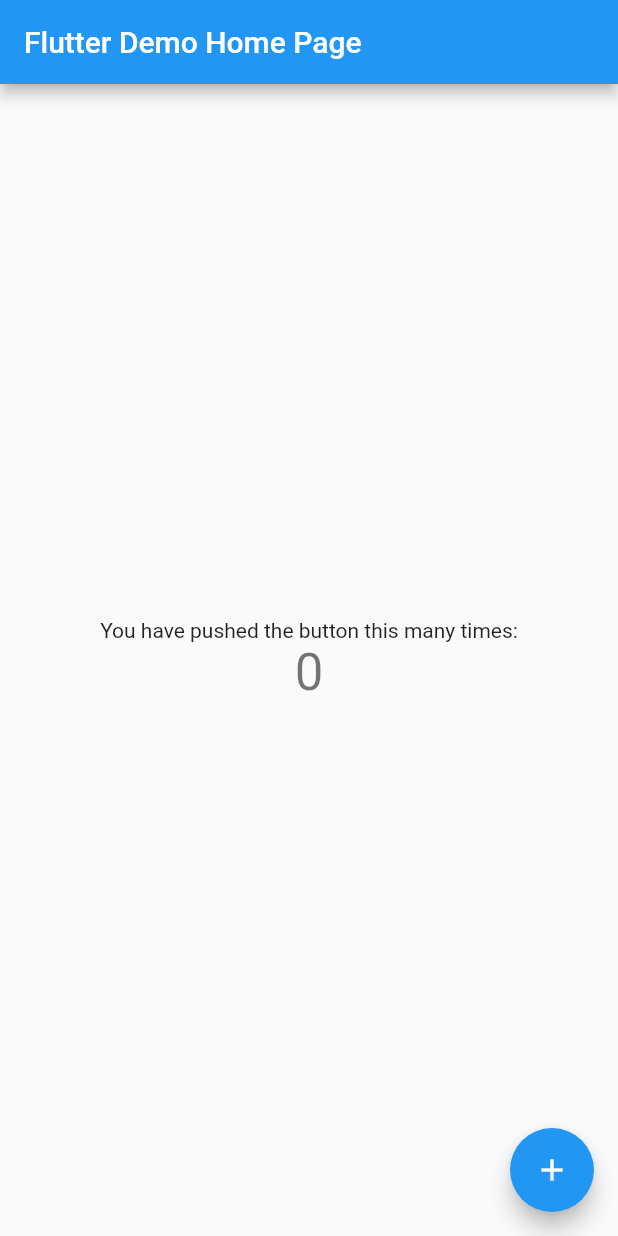
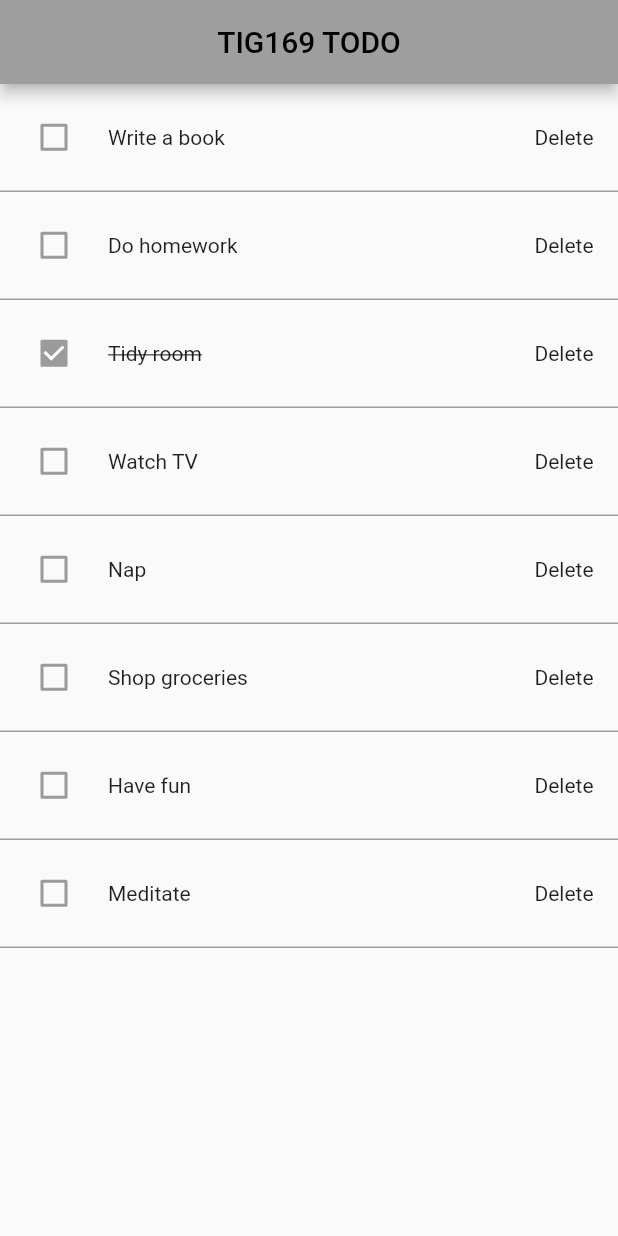
Before and after one commit to gu-tig169-ht21/guskarmajz, a Flutter app: the screen it shows after launch, on a phone screen of 412 x 824 dp. Run offline on Flutter 3.47's test engine with Material 2 defaults, Android fonts, the phone set to English and light mode, and no system bars.

Commit message:
Första commit

```diff
--- a/lib/main.dart
+++ b/lib/main.dart
@@ -11,24 +11,95 @@ class MyApp extends StatelessWidget {
   @override
   Widget build(BuildContext context) {
     return MaterialApp(
-      title: 'Flutter Demo',
+      title: 'TIG169 TODO',
       theme: ThemeData(
-        // This is the theme of your application.
-        //
-        // Try running your application with "flutter run". You'll see the
-        // application has a blue toolbar. Then, without quitting the app, try
-        // changing the primarySwatch below to Colors.green and then invoke
-        // "hot reload" (press "r" in the console where you ran "flutter run",
-        // or simply save your changes to "hot reload" in a Flutter IDE).
-        // Notice that the counter didn't reset back to zero; the application
-        // is not restarted.
-        primarySwatch: Colors.blue,
+        primarySwatch: Colors.grey,
       ),
-      home: const MyHomePage(title: 'Flutter Demo Home Page'),
+      home: MyHomePage(),
     );
   }
 }
 
+class MyHomePage extends StatelessWidget {
+  @override
+  Widget build(BuildContext context) {
+    return Scaffold(
+      appBar: AppBar(
+        title: Text('TIG169 TODO'),
+        centerTitle: true,
+      ),
+      body: Center(
+        child: Container(
+            //color: Colors.amber,
+            //width: double.infinity,
+            //height: 48.0,
+            child: Column(
+          children: [
+            // fixa nycklar till parametrarna kanske?
+            TodoObject('Write a book', false),
+            TodoObject('Do homework', false),
+            TodoObject('Tidy room', true),
+            TodoObject('Watch TV', false),
+            TodoObject('Nap', false),
+            TodoObject('Shop groceries', false),
+            TodoObject('Have fun', false),
+            TodoObject('Meditate', false),
+          ],
+        )),
+      ),
+    );
+  }
+}
+
+// Ett todo-objekt
+Container TodoObject(String TodoText, bool Completed) {
+  return Container(
+    width: double.infinity,
+    height: 72,
+    decoration: TodoBorder(),
+    child: Row(
+      children: [
+        CheckBox(Completed),
+        Text(TodoText,
+            style: (Completed)
+                ? TextStyle(decoration: TextDecoration.lineThrough)
+                : null),
+        Spacer(),
+        TrashCan()
+      ],
+    ),
+  );
+}
+
+// Checkboxen till todo-objektet TodoObject
+Container CheckBox(bool Completed) {
+  return Container(
+    width: 72,
+    child: Center(
+      child: Checkbox(
+        value: Completed,
+        onChanged: null,
+      ),
+    ),
+  );
+}
+
+// Papperskorg till todo-objektet
+Container TrashCan() {
+  return Container(
+    width: 72,
+    child: Center(
+      child: Text("Delete"),
+    ),
+  );
+}
+
+BoxDecoration TodoBorder() {
+  return const BoxDecoration(
+      border: Border(bottom: BorderSide(width: 1.0, color: Colors.grey)));
+}
+
+ /*
 class MyHomePage extends StatefulWidget {
   const MyHomePage({Key? key, required this.title}) : super(key: key);
 
@@ -113,3 +184,4 @@ class _MyHomePageState extends State<MyHomePage> {
     );
   }
 }
+*/
```
